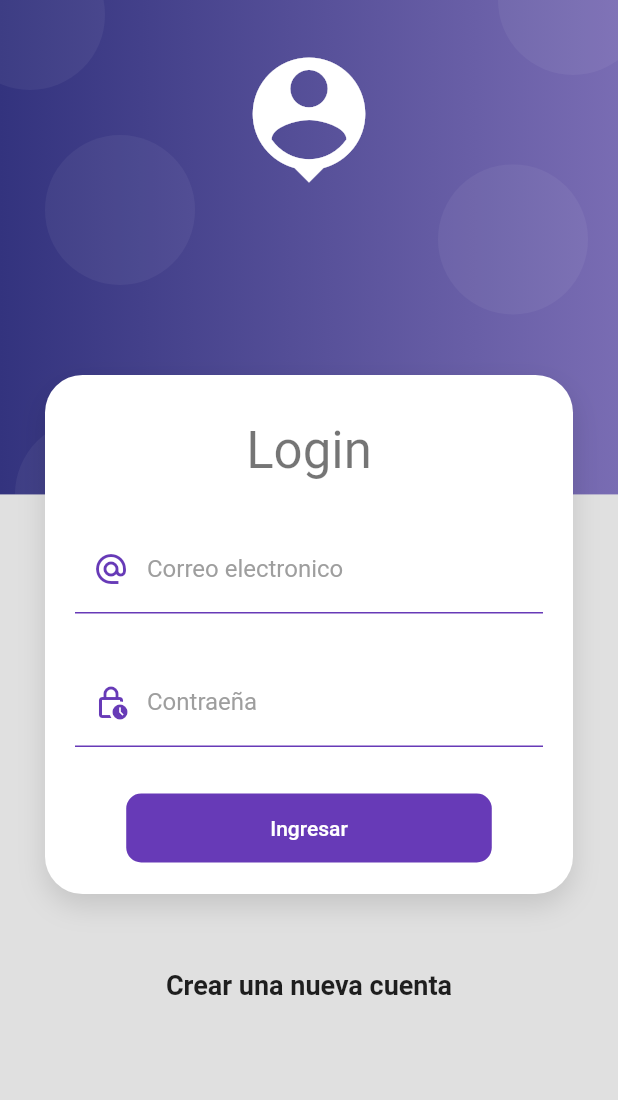
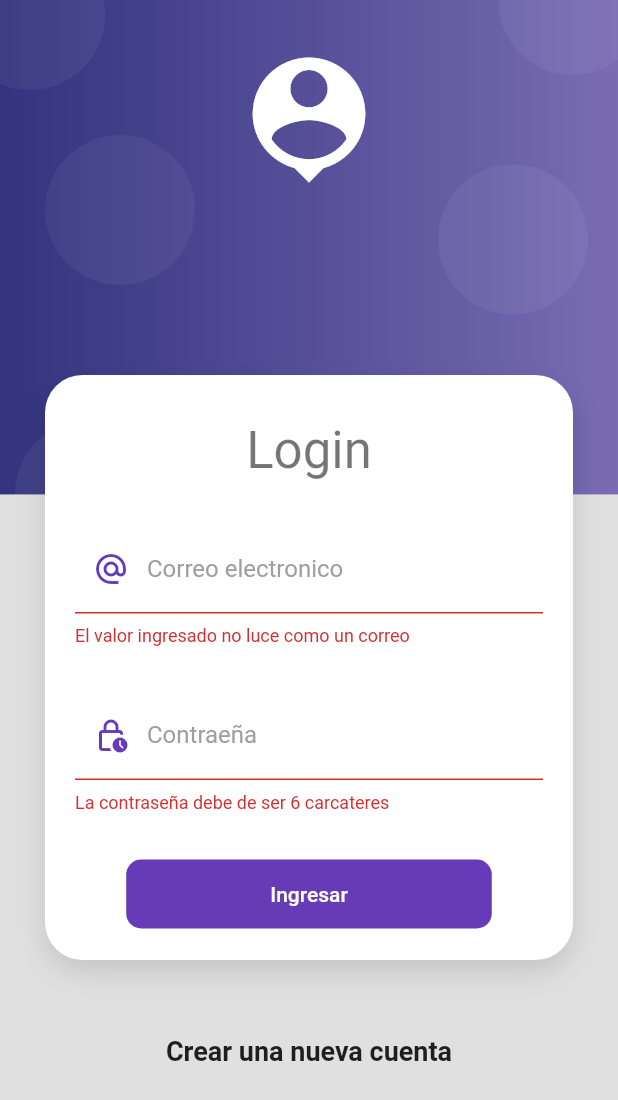
Before and after one commit to jazminasaleh/login_flutter, a Flutter app: the screen it shows after launch, after a tap on "Ingresar", on a phone screen of 412 x 824 dp. Shown: the top 1100 px of the screen. Run offline on Flutter 3.47's test engine with Material 2 defaults, Android fonts, the phone set to English and light mode, and no system bars.

Commit message:
Funcionalidad agregada

```diff
--- /dev/null
+++ b/lib/providers/login_form_provider.dart
@@ -0,0 +1,20 @@
+import 'package:flutter/material.dart';
+
+class LoginFormprovider extends ChangeNotifier {
+  GlobalKey<FormState> formKey = new GlobalKey<FormState>();
+  String email = '';
+  String password = '';
+
+  bool _isLoading = false;
+  bool get isLoading => _isLoading;
+  set isLoading(bool value) {
+    _isLoading = value;
+    notifyListeners();
+  }
+
+  bool isValidForm() {
+    print('$email - $password');
+
+    return formKey.currentState?.validate() ?? false;
+  }
+}
--- a/lib/screens/login_screen.dart
+++ b/lib/screens/login_screen.dart
@@ -1,10 +1,11 @@
 import 'package:flutter/material.dart';
+import 'package:loguin_flutter/providers/login_form_provider.dart';
 import 'package:loguin_flutter/ui/input_decorations.dart';
 import 'package:loguin_flutter/widgets/widgets.dart';
+import 'package:provider/provider.dart';
 
 //*Ubicacion de la tarjeta del login y su trajeta
 class LoginScreen extends StatelessWidget {
-
   const LoginScreen({Key? key}) : super(key: key);
 
   @override
@@ -20,30 +21,45 @@ class LoginScreen extends StatelessWidget {
         CardContainer(
             child: Column(
           children: [
-                    SizedBox(height: 10,),
-                    Text('Login', style: Theme.of(context).textTheme.headline4,),
-                    SizedBox(height: 30,),
-                    _LoginForm()
+            SizedBox(
+              height: 10,
+            ),
+            Text(
+              'Login',
+              style: Theme.of(context).textTheme.headline4,
+            ),
+            SizedBox(
+              height: 30,
+            ),
+            ChangeNotifierProvider(
+              create: (_) => LoginFormprovider(),
+              child: _LoginForm(),
+            )
           ],
+        )),
+        SizedBox(
+          height: 50,
+        ),
+        Text(
+          'Crear una nueva cuenta',
+          style: TextStyle(fontSize: 18, fontWeight: FontWeight.bold),
+        ),
+        SizedBox(
+          height: 80,
         )
-              ),
-              SizedBox(height: 50,),
-              Text('Crear una nueva cuenta', style: TextStyle(fontSize: 18, fontWeight: FontWeight.bold),),
-              SizedBox(height: 80,)
       ],
-          )
-          )
-      )
-    );
+    ))));
   }
 }
 
 class _LoginForm extends StatelessWidget {
-
   @override
   Widget build(BuildContext context) {
+    final loginForm = Provider.of<LoginFormprovider>(context);
     return Container(
       child: Form(
+          key: loginForm.formKey,
+          autovalidateMode: AutovalidateMode.onUserInteraction,
           child: Column(
             children: [
               TextFormField(
@@ -52,10 +68,21 @@ class _LoginForm extends StatelessWidget {
                 decoration: InputDecorations.authInputDecoration(
                     hintText: 'jazmin.saleh@gmail.com',
                     labelText: 'Correo electronico',
-                prefixIcon: Icons.alternate_email_sharp
+                    prefixIcon: Icons.alternate_email_sharp),
+                onChanged: (value) => loginForm.email = value,
+                validator: (value) {
+                  //validacion del correo con expresiones regulares
+                  String pattern =
+                      r'^(([^<>()[\]\\.,;:\s@\"]+(\.[^<>()[\]\\.,;:\s@\"]+)*)|(\".+\"))@((\[[0-9]{1,3}\.[0-9]{1,3}\.[0-9]{1,3}\.[0-9]{1,3}\])|(([a-zA-Z\-0-9]+\.)+[a-zA-Z]{2,}))$';
+                  RegExp regExp = new RegExp(pattern);
+                  return regExp.hasMatch(value ?? '')
+                      ? null
+                      : 'El valor ingresado no luce como un correo';
+                },
               ),
+              SizedBox(
+                height: 30,
               ),
-            SizedBox(height: 30,),
               TextFormField(
                 autocorrect: false,
                 obscureText: true,
@@ -63,20 +90,42 @@ class _LoginForm extends StatelessWidget {
                 decoration: InputDecorations.authInputDecoration(
                     hintText: '******',
                     labelText: 'Contraeña',
-                prefixIcon: Icons.lock_clock_outlined
+                    prefixIcon: Icons.lock_clock_outlined),
+                onChanged: (value) => loginForm.password = value,
+                validator: (value) {
+                  if (value != null && value.length >= 6) return null;
+                  return 'La contraseña debe de ser 6 carcateres';
+                },
               ),
+              SizedBox(
+                height: 30,
               ),
-            SizedBox(height: 30,),
               MaterialButton(
-              shape: RoundedRectangleBorder(borderRadius: BorderRadius.circular(10)),
+                  shape: RoundedRectangleBorder(
+                      borderRadius: BorderRadius.circular(10)),
                   disabledColor: Colors.grey,
                   elevation: 0,
                   color: Colors.deepPurple,
                   child: Container(
-                padding: EdgeInsets.symmetric(horizontal: 80, vertical: 15),
-                child: Text('Ingresar', style: TextStyle(color: Colors.white),)
-              ),
-              onPressed: (){})
+                      padding:
+                          EdgeInsets.symmetric(horizontal: 80, vertical: 15),
+                      child: Text(
+                        loginForm.isLoading ? 'Espere' : 'Ingresar',
+                        style: TextStyle(color: Colors.white),
+                      )),
+                  onPressed: loginForm.isLoading
+                      ? null
+                      : () async {
+                          //quitar el teclado
+                          FocusScope.of(context).unfocus();
+                          if (!loginForm.isValidForm()) return;
+                          loginForm.isLoading = true;
+
+                          await Future.delayed(Duration(seconds: 2));
+
+                           loginForm.isLoading = false;
+                          Navigator.pushReplacementNamed(context, 'home');
+                        })
             ],
           )),
     );
```
Also changed, not shown: pubspec.yaml (+4 -12 lines), pubspec.lock. Lines whose indentation alone changed are shown as unchanged.
